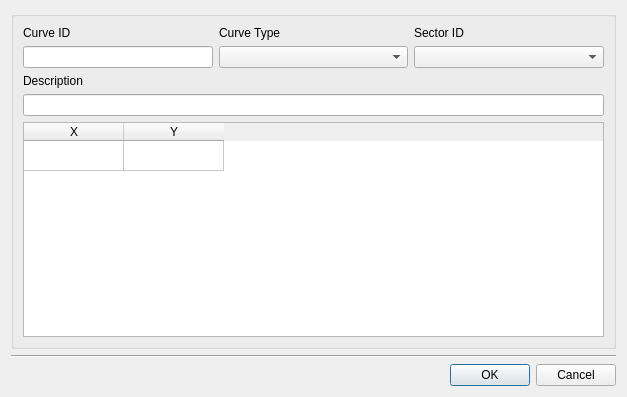
Old version of the form core/ui/toolbars/main/nonvisual_curve.ui in the repository ibergis/ibergis_qgis_plugin.
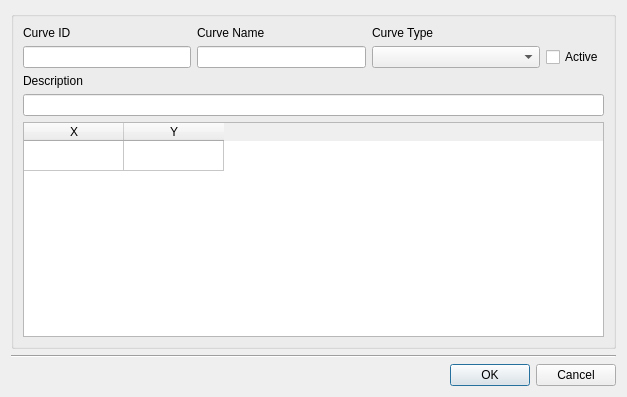
New version of the form.

Commit message: WIP curves dialog & curve values

The edit to the form file:
```diff
--- a/core/ui/toolbars/main/nonvisual_curve.ui
+++ b/core/ui/toolbars/main/nonvisual_curve.ui
@@ -92,28 +92,8 @@
           </property>
          </widget>
         </item>
-        <item row="0" column="2">
-         <widget class="QLabel" name="lbl_sector_id">
-          <property name="text">
-           <string>Sector ID</string>
-          </property>
-         </widget>
-        </item>
-        <item row="1" column="2">
-         <widget class="QComboBox" name="cmb_sector_id"/>
-        </item>
-        <item row="1" column="1">
-         <widget class="QComboBox" name="cmb_curve_type">
-          <property name="sizePolicy">
-           <sizepolicy hsizetype="Minimum" vsizetype="Fixed">
-            <horstretch>0</horstretch>
-            <verstretch>0</verstretch>
-           </sizepolicy>
-          </property>
-         </widget>
-        </item>
         <item row="0" column="1">
-         <widget class="QLabel" name="lbl_curve_type">
+         <widget class="QLabel" name="lbl_curve_name">
           <property name="sizePolicy">
            <sizepolicy hsizetype="Preferred" vsizetype="Fixed">
             <horstretch>0</horstretch>
@@ -121,11 +101,44 @@
            </sizepolicy>
           </property>
           <property name="text">
+           <string>Curve Name</string>
+          </property>
+         </widget>
+        </item>
+        <item row="1" column="2">
+         <widget class="QComboBox" name="cmb_curve_type"/>
+        </item>
+        <item row="0" column="2">
+         <widget class="QLabel" name="lbl_curve_type">
+          <property name="text">
            <string>Curve Type</string>
           </property>
          </widget>
         </item>
-        <item row="3" column="0" colspan="3">
+        <item row="1" column="1">
+         <widget class="QLineEdit" name="txt_curve_name">
+          <property name="sizePolicy">
+           <sizepolicy hsizetype="Minimum" vsizetype="Fixed">
+            <horstretch>0</horstretch>
+            <verstretch>0</verstretch>
+           </sizepolicy>
+          </property>
+         </widget>
+        </item>
+        <item row="1" column="3">
+         <widget class="QCheckBox" name="chk_active">
+          <property name="sizePolicy">
+           <sizepolicy hsizetype="Fixed" vsizetype="Fixed">
+            <horstretch>0</horstretch>
+            <verstretch>0</verstretch>
+           </sizepolicy>
+          </property>
+          <property name="text">
+           <string>Active</string>
+          </property>
+         </widget>
+        </item>
+        <item row="3" column="0" colspan="4">
          <widget class="QLineEdit" name="txt_descript">
           <property name="sizePolicy">
            <sizepolicy hsizetype="Expanding" vsizetype="Fixed">
```
Left out of the diff: 2 changed lines with no effect on the pictures. The commit also changes 1 other file.
